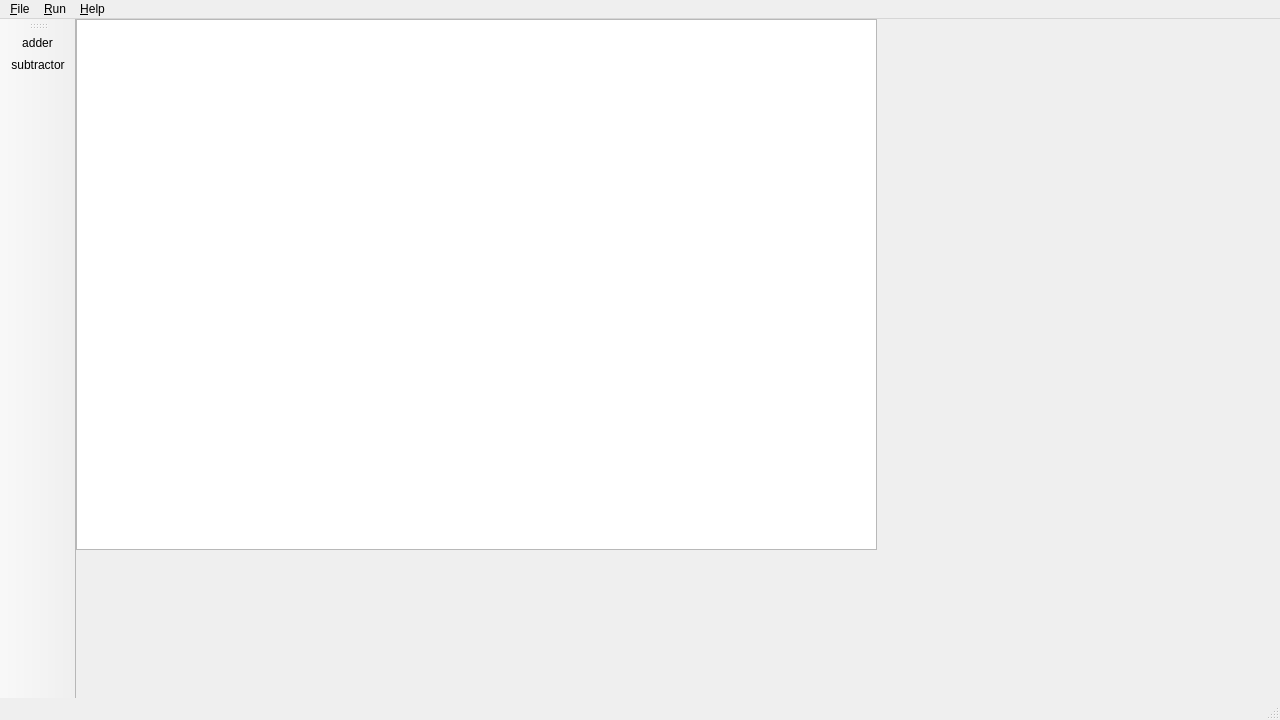
Slagee/ICP, file mainwindow.ui: the form before one commit.
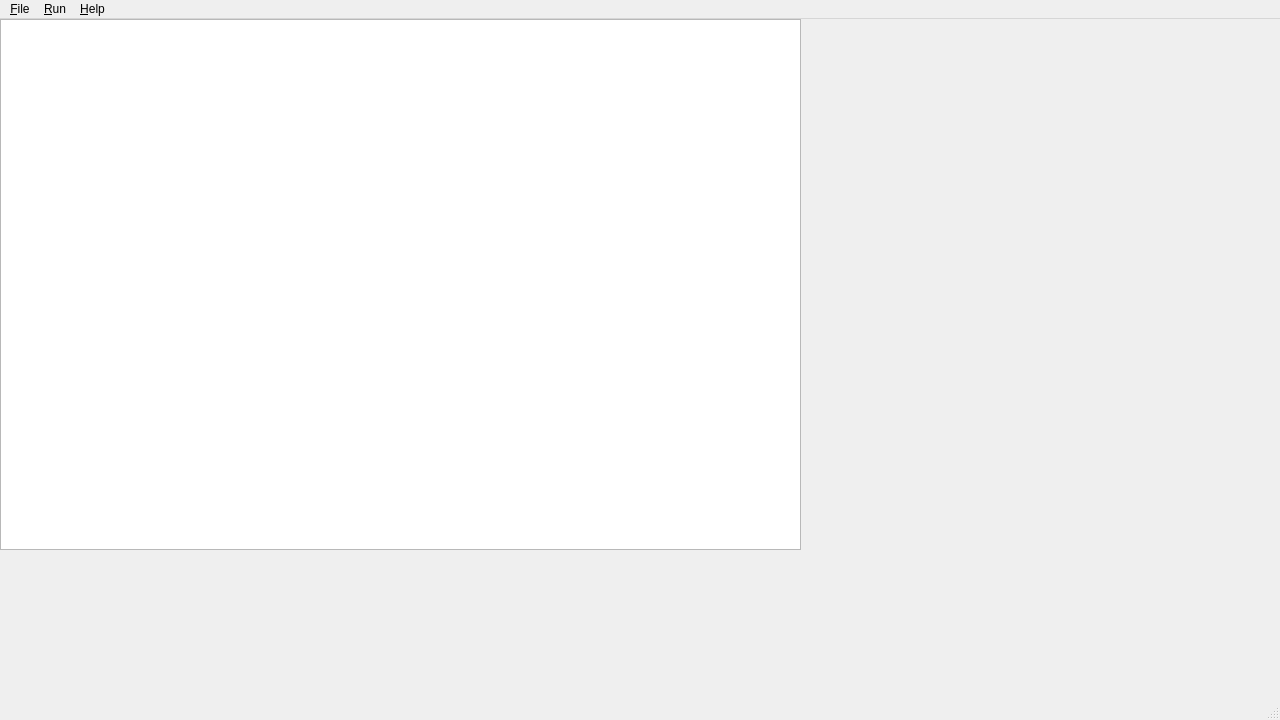
The form after the commit.

The edit to the form file:
```diff
--- a/mainwindow.ui
+++ b/mainwindow.ui
@@ -26,6 +26,12 @@
       <height>531</height>
      </rect>
     </property>
+    <property name="verticalScrollBarPolicy">
+     <enum>Qt::ScrollBarAlwaysOff</enum>
+    </property>
+    <property name="horizontalScrollBarPolicy">
+     <enum>Qt::ScrollBarAlwaysOff</enum>
+    </property>
    </widget>
   </widget>
   <widget class="QMenuBar" name="menuBar">
@@ -63,19 +69,6 @@
    <addaction name="menu_Help"/>
   </widget>
   <widget class="QStatusBar" name="statusBar"/>
-  <widget class="QToolBar" name="toolBar">
-   <property name="windowTitle">
-    <string>toolBar</string>
-   </property>
-   <attribute name="toolBarArea">
-    <enum>LeftToolBarArea</enum>
-   </attribute>
-   <attribute name="toolBarBreak">
-    <bool>false</bool>
-   </attribute>
-   <addaction name="actionadder"/>
-   <addaction name="actionsubtractor"/>
-  </widget>
   <action name="action_Open">
    <property name="text">
     <string>&amp;Open</string>
@@ -86,16 +79,6 @@
     <string>&amp;Save</string>
    </property>
   </action>
-  <action name="actionadder">
-   <property name="text">
-    <string>adder</string>
-   </property>
-  </action>
-  <action name="actionsubtractor">
-   <property name="text">
-    <string>subtractor</string>
-   </property>
-  </action>
   <action name="actionCalculate">
    <property name="text">
     <string>&amp;Calculate</string>
```
Left out of the diff: 10 changed lines with no effect on the pictures.
